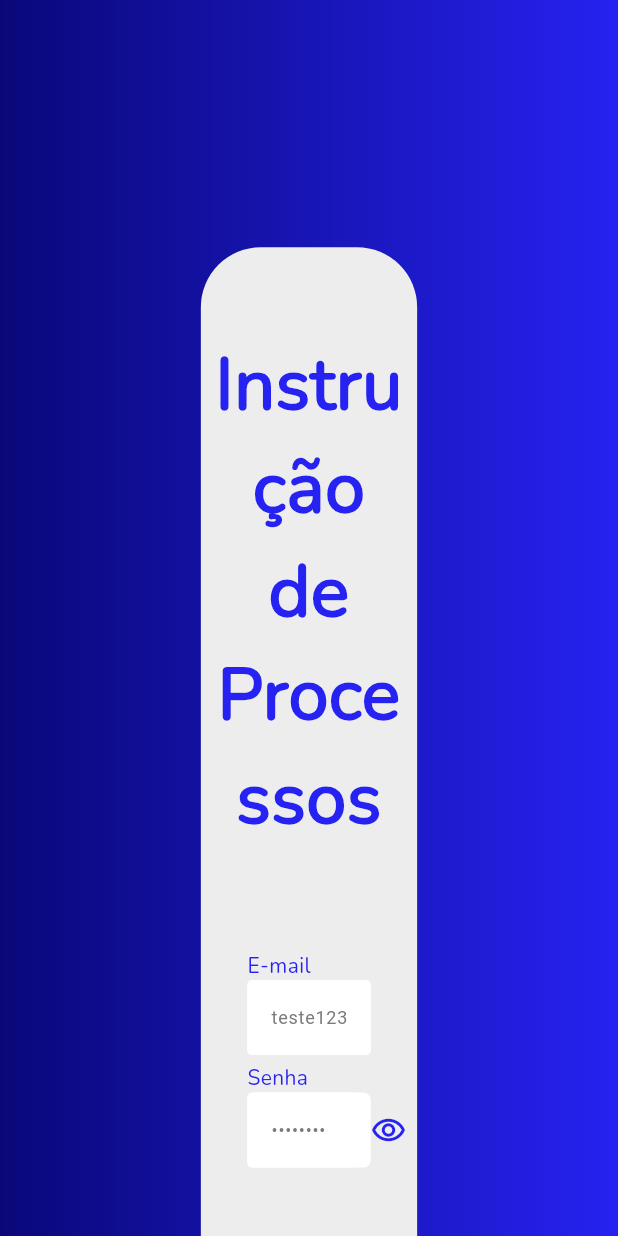
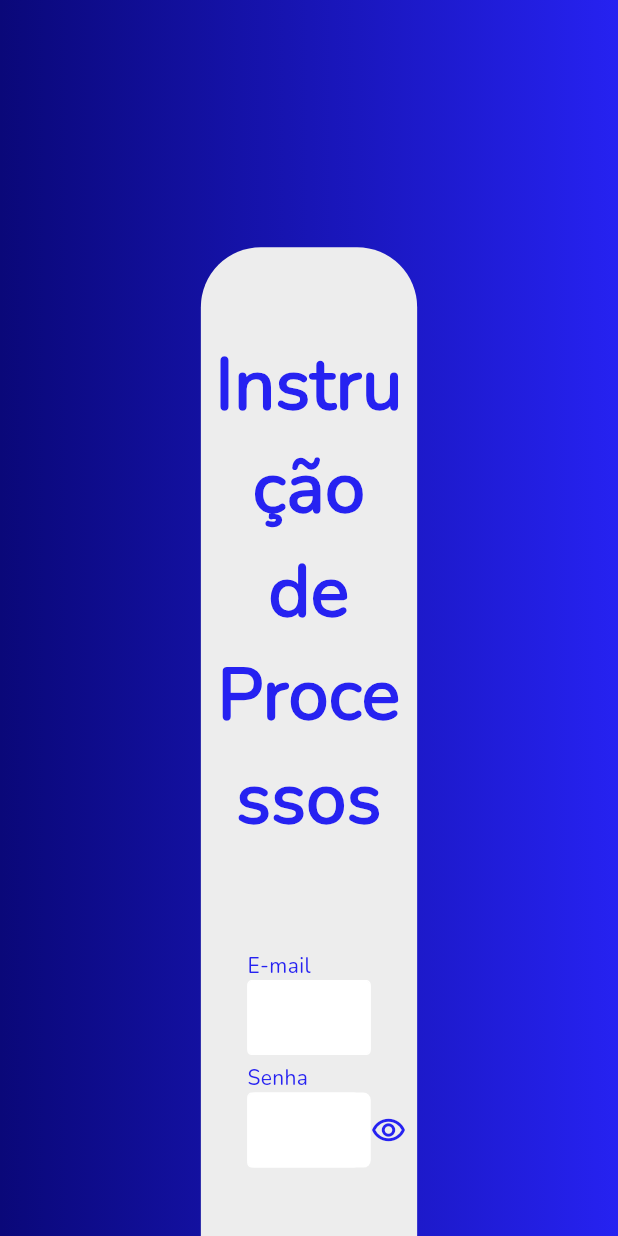
Before and after one commit to resilvajr1610/instrucao_de_processos, a Flutter app: the screen it shows after launch, on a phone screen of 412 x 824 dp. Run offline on Flutter 3.47's test engine with Material 3 defaults, Android fonts, the light colour scheme and no system bars; our stand-ins replace cloud_firestore, file_picker, firebase_auth, firebase_core, firebase_storage, image_picker and 2 more; accounts and stored records are empty.

Commit message:
ajuste erro tempo

```diff
--- a/lib/telas/login_tela.dart
+++ b/lib/telas/login_tela.dart
@@ -19,11 +19,11 @@ class LoginTela extends StatefulWidget {
 
 class _LoginTelaState extends State<LoginTela> {
 
-  var email = TextEditingController(text: 'teste123@gmail.com');
-  var senha = TextEditingController(text: 'senha123');
-  //
-  // var email = TextEditingController();
-  // var senha = TextEditingController();
+  // var email = TextEditingController(text: 'teste123@gmail.com');
+  // var senha = TextEditingController(text: 'senha123');
+
+  var email = TextEditingController();
+  var senha = TextEditingController();
 
   bool obscure = true;
   bool carregandoConta = true;
```
Also changed, not shown: 1 other file.
